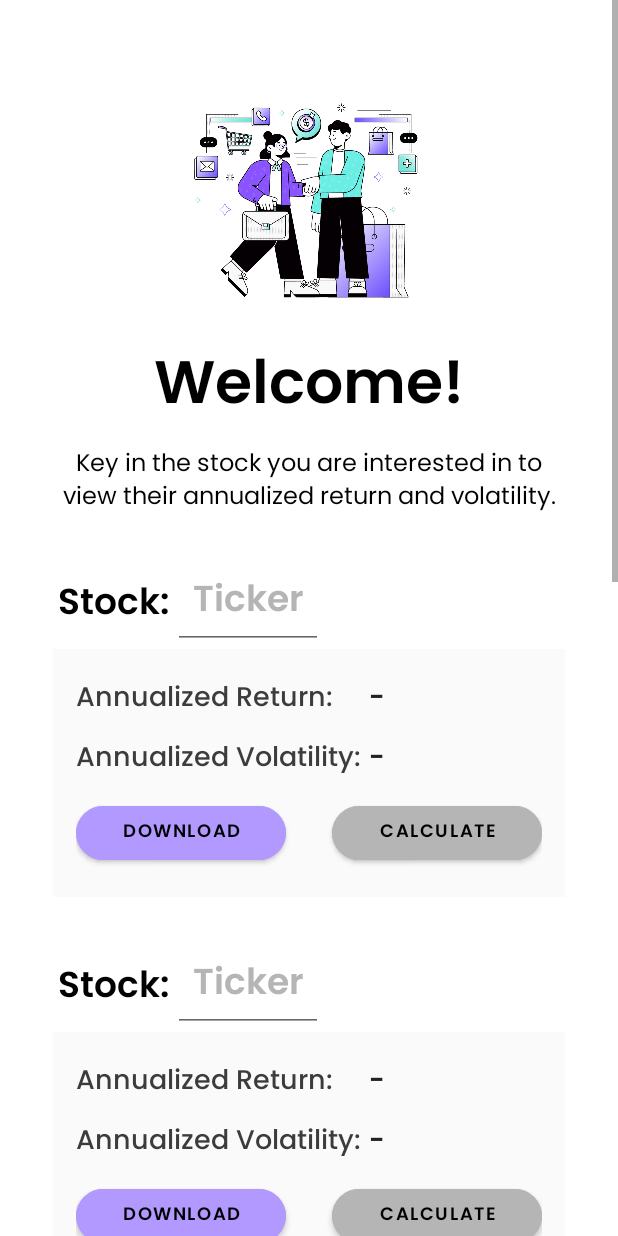
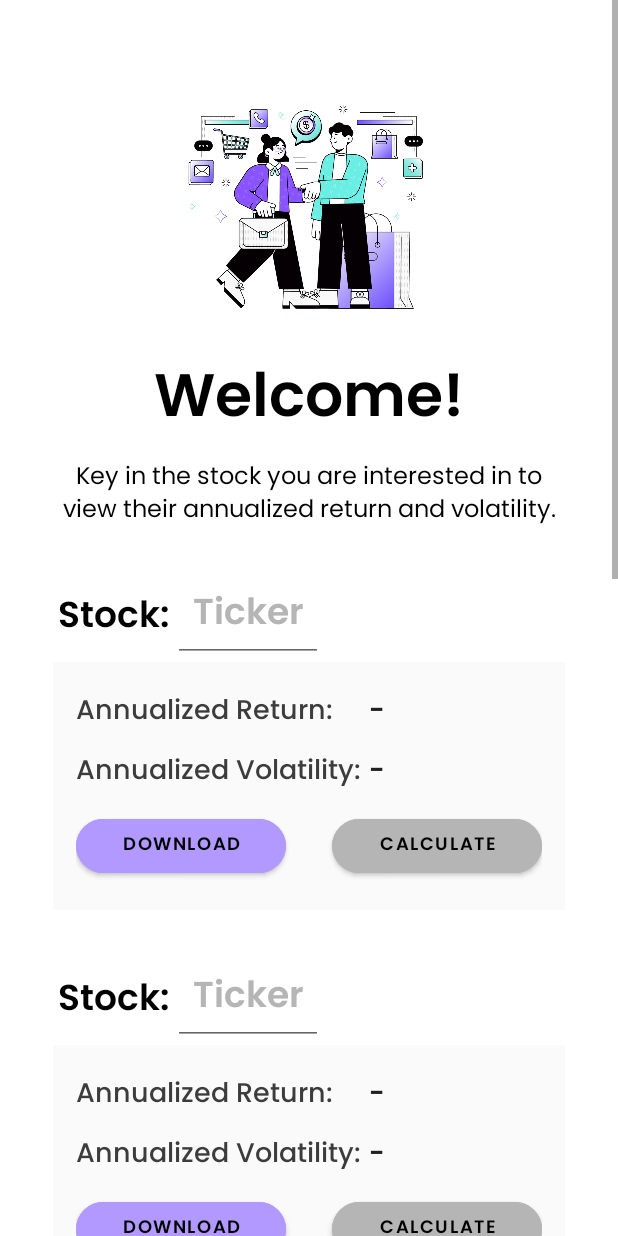
Before and after one commit to wongdaryl/cs205-portfolio, an Android app: the screen it shows after launch (MainActivity), after a tap on "GET STARTED", on a phone screen of 412 x 824 dp. Run offline under Robolectric (Android 15) with nearby library versions, the phone set to English and light mode, and no system bars.

Commit message:
style: fragment home

```diff
--- a/app/src/main/res/layout/fragment_home.xml
+++ b/app/src/main/res/layout/fragment_home.xml
@@ -20,17 +20,18 @@
             android:paddingTop="@dimen/home_layout_padding_top"
             android:paddingBottom="@dimen/home_layout_padding_bottom">
 
-            <!--Fragment Home Header-->
+            <!--Fragment Home Image-->
             <ImageView
                 android:id="@+id/imageView"
                 android:layout_width="match_parent"
-                android:layout_height="171dp"
+                android:layout_height="@dimen/home_image_height"
                 android:contentDescription="@string/image"
-                android:src="@drawable/home" />
+                android:src="@drawable/home"/>
 
+            <!--Fragment Home Header-->
             <TextView
                 android:layout_width="wrap_content"
-                android:layout_height="75dp"
+                android:layout_height="@dimen/home_header_height"
                 android:layout_centerHorizontal="true"
                 android:fontFamily="@font/poppins_semi_bold"
                 android:gravity="center"
@@ -48,13 +49,9 @@
                 android:gravity="center"
                 android:text="@string/home_sub_header"
                 android:textColor="@color/black"
-                android:textSize="@dimen/home_sub_header_text_size" />
+                android:textSize="@dimen/home_sub_header_text_size"/>
 
             <!--First stock header-->
-            <Space
-                android:layout_width="match_parent"
-                android:layout_height="17dp" />
-
             <LinearLayout
                 android:layout_width="match_parent"
                 android:layout_height="wrap_content"
--- a/app/src/main/res/values/dimens.xml
+++ b/app/src/main/res/values/dimens.xml
@@ -6,9 +6,12 @@
     <dimen name="home_layout_padding_bottom">100dp</dimen>
     <dimen name="home_layout_margin_horizontal">35sp</dimen>
 
+    <dimen name="home_image_height">180dp</dimen>
+
     <dimen name="home_header_text_size">40sp</dimen>
+    <dimen name="home_header_height">75dp</dimen>
     <dimen name="home_sub_header_text_size">16sp</dimen>
-    <dimen name="home_sub_header_margin_bottom">10dp</dimen>
+    <dimen name="home_sub_header_margin_bottom">27dp</dimen>
 
     <dimen name="home_stock_container_height">165dp</dimen>
     <dimen name="home_stock_container_margin_bottom">30dp</dimen>
```
